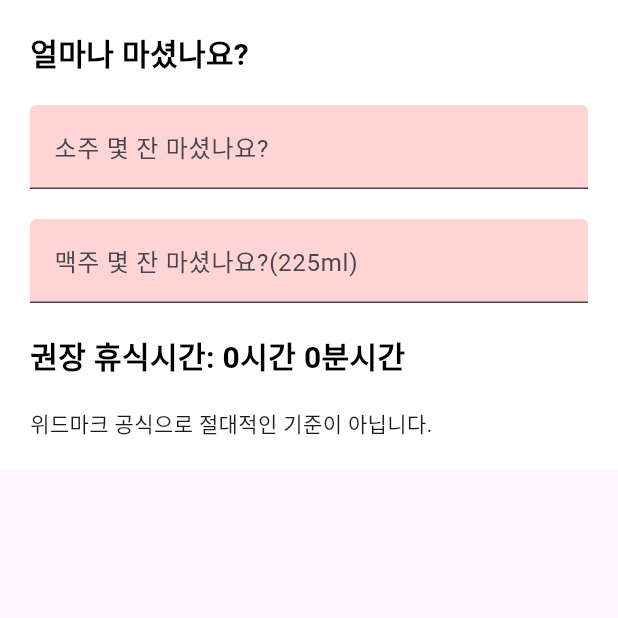
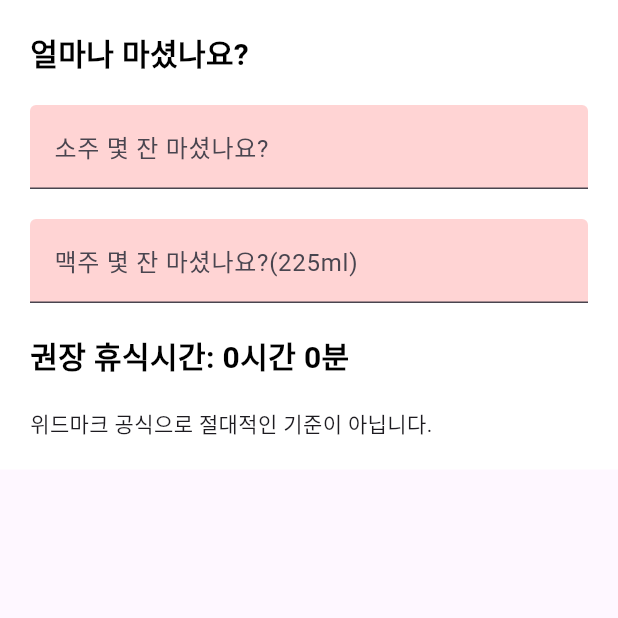
Before and after one commit to Doho-K/ALCO-T, a Flutter app: the WidmarkPage screen opened directly, on a phone screen of 412 x 824 dp, the top half of it. Run offline on Flutter 3.47's test engine with Material 3 defaults, Android fonts, the phone set to English and light mode, and no system bars; our stand-ins replace cloud_firestore, firebase_core, get, google_maps_flutter, sensors_plus; accounts and stored records are empty.

Commit message:
오타 수정

```diff
--- a/alco_t_dev/lib/widmarkPage.dart
+++ b/alco_t_dev/lib/widmarkPage.dart
@@ -76,7 +76,7 @@ class _WidmarkPageState extends State<WidmarkPage>{
                 keyboardType: TextInputType.number,
               ),
               SizedBox(height: 20.0),
-              Text("권장 휴식시간: ${_formatTime(time)}시간",style: TextStyle(color: Colors.black,fontSize: 20,fontWeight: FontWeight.w600),),
+              Text("권장 휴식시간: ${_formatTime(time)}",style: TextStyle(color: Colors.black,fontSize: 20,fontWeight: FontWeight.w600),),
               SizedBox(height: 20.0),
               Text("위드마크 공식으로 절대적인 기준이 아닙니다.")
             ],
```
